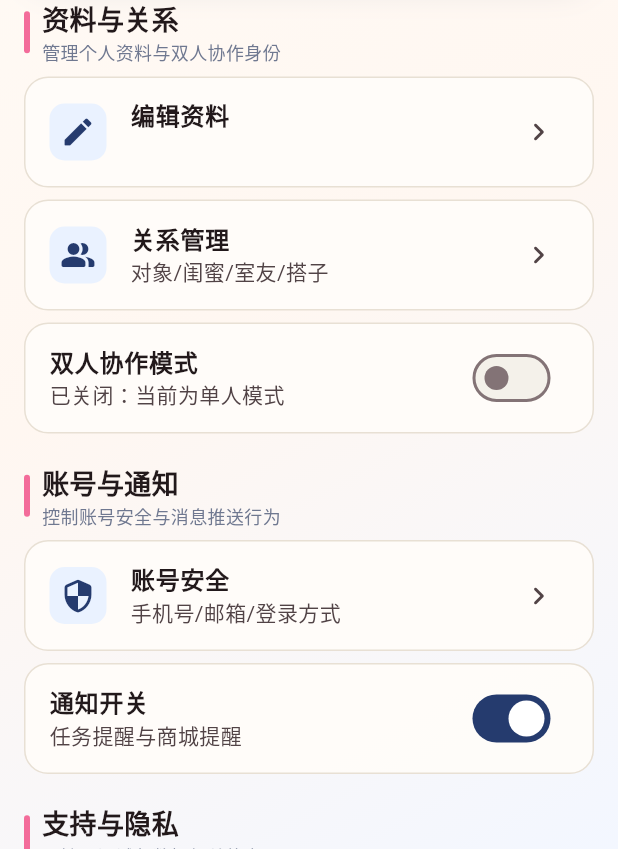
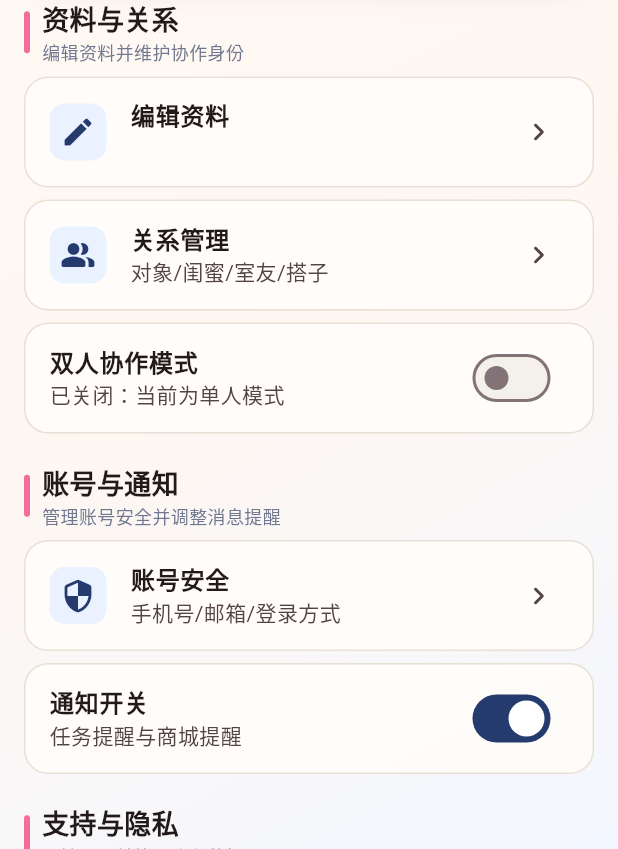
Before and after one commit to ZevanFt/PairTune, a Flutter app: the ProfilePage screen opened directly with empty values, on a phone screen of 412 x 824 dp, the part 387-1236 px from its top. Run offline on Flutter 3.47's test engine with Material 3 defaults, Android fonts, the phone set to English and light mode, and no system bars; our stand-ins replace sqflite; accounts and stored records are empty; network calls fail.

Commit message:
docs: unify section subtitle tone across core pages

```diff
--- a/frontend/lib/pages/home_page.dart
+++ b/frontend/lib/pages/home_page.dart
@@ -295,11 +295,11 @@ class _HomePageState extends State<HomePage> {
                   padding: const EdgeInsets.only(bottom: 12),
                   child: _buildWarnBanner(_banner!),
                 ),
-              _buildSectionHeader('四象限', '点击象限即可快速加任务'),
+              _buildSectionHeader('四象限', '点击象限并快速创建任务'),
               const SizedBox(height: 8),
               _buildQuadrantGrid(),
               const SizedBox(height: 16),
-              _buildSectionHeader('任务列表', '按状态和排序查看'),
+              _buildSectionHeader('任务列表', '按条件筛选并专注执行'),
               const SizedBox(height: 8),
               _buildListToolbar(),
               const SizedBox(height: 10),
--- a/frontend/lib/pages/notifications_page.dart
+++ b/frontend/lib/pages/notifications_page.dart
@@ -112,7 +112,7 @@ class _NotificationsPageState extends State<NotificationsPage> {
             children: [
               _buildHero(ownerLabel),
               const SizedBox(height: 14),
-              _buildSectionHeader('最新动态', '按时间倒序展示提醒事件'),
+              _buildSectionHeader('最新动态', '按时间倒序查看提醒'),
               const SizedBox(height: 8),
               if (_error != null)
                 Padding(
--- a/frontend/lib/pages/profile_page.dart
+++ b/frontend/lib/pages/profile_page.dart
@@ -173,7 +173,7 @@ class _ProfilePageState extends State<ProfilePage> {
                 ),
               _buildHeaderCard(profile),
               const SizedBox(height: 16),
-              _buildSectionTitle('资料与关系', '管理个人资料与双人协作身份'),
+              _buildSectionTitle('资料与关系', '编辑资料并维护协作身份'),
               const SizedBox(height: 8),
               _buildItem(
                 Icons.edit_rounded,
@@ -189,7 +189,7 @@ class _ProfilePageState extends State<ProfilePage> {
                 onChanged: _changeDuoMode,
               ),
               const SizedBox(height: 12),
-              _buildSectionTitle('账号与通知', '控制账号安全与消息推送行为'),
+              _buildSectionTitle('账号与通知', '管理账号安全并调整消息提醒'),
               const SizedBox(height: 8),
               _buildItem(Icons.security_rounded, '账号安全', '手机号/邮箱/登录方式'),
               _buildSwitchCard(
@@ -199,7 +199,7 @@ class _ProfilePageState extends State<ProfilePage> {
                 onChanged: _changeNotificationMode,
               ),
               const SizedBox(height: 12),
-              _buildSectionTitle('支持与隐私', '反馈、调试与数据相关能力'),
+              _buildSectionTitle('支持与隐私', '反馈问题并管理隐私数据'),
               const SizedBox(height: 8),
               _buildItem(Icons.feedback_rounded, '帮助与反馈', '问题反馈与产品建议'),
               _buildItem(
--- a/frontend/lib/pages/store_page.dart
+++ b/frontend/lib/pages/store_page.dart
@@ -445,7 +445,7 @@ class _StorePageState extends State<StorePage> {
               const SizedBox(height: 16),
               _buildSectionHeader(
                 widget.duoEnabled ? '可兑换商品（搭档发布）' : '奖励区',
-                widget.duoEnabled ? '把积分换成你们的奖励' : '先积累积分并发布奖励',
+                widget.duoEnabled ? '消耗积分并兑换奖励' : '先积累积分并准备奖励',
               ),
               const SizedBox(height: 8),
               if (widget.duoEnabled) ...[
@@ -458,7 +458,7 @@ class _StorePageState extends State<StorePage> {
               ] else
                 _buildEmptyCard('单人模式下暂不开放双人兑换，邀请搭档后即可双向兑换。'),
               const SizedBox(height: 16),
-              _buildSectionHeader('我发布的商品', '你可以编辑或下架自己发布的奖励'),
+              _buildSectionHeader('我发布的商品', '维护商品并管理上架状态'),
               const SizedBox(height: 8),
               if (_loading && _mine.isEmpty)
                 ..._buildListSkeletons()
@@ -467,7 +467,7 @@ class _StorePageState extends State<StorePage> {
                 if (_mine.isEmpty) _buildEmptyCard('你还没发布商品'),
               ],
               const SizedBox(height: 16),
-              _buildSectionHeader('已兑换记录', '记录每一次积分消费'),
+              _buildSectionHeader('已兑换记录', '追踪每一次积分兑换'),
               const SizedBox(height: 8),
               if (_loading && _owned.isEmpty)
                 ..._buildListSkeletons()
```
